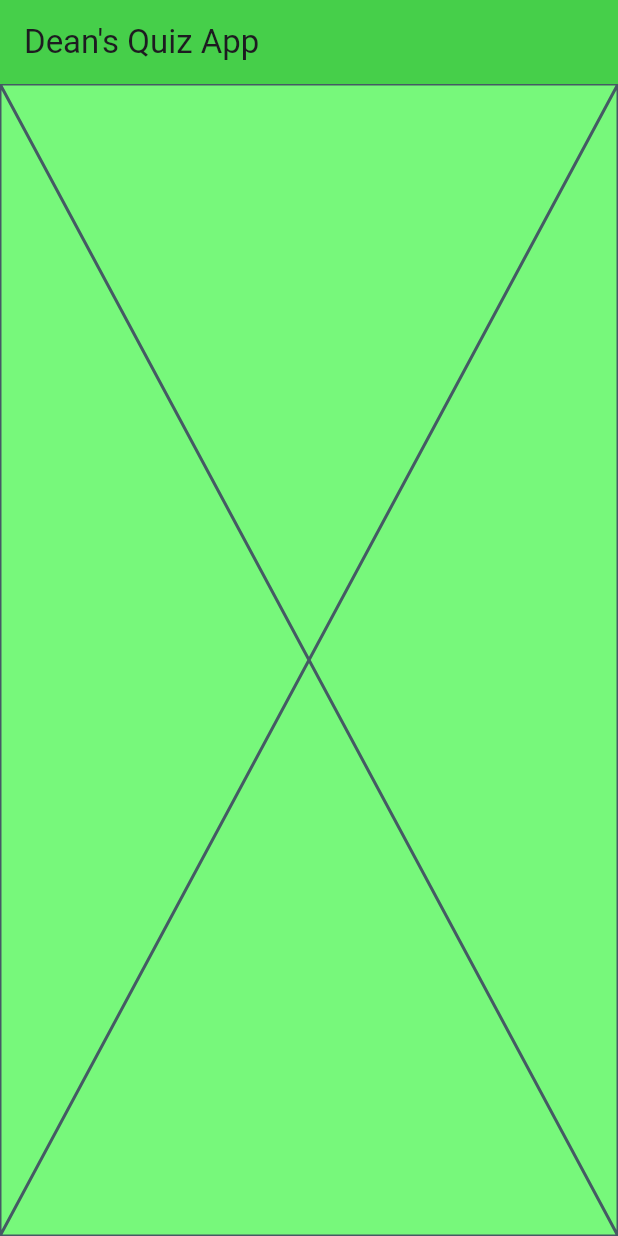
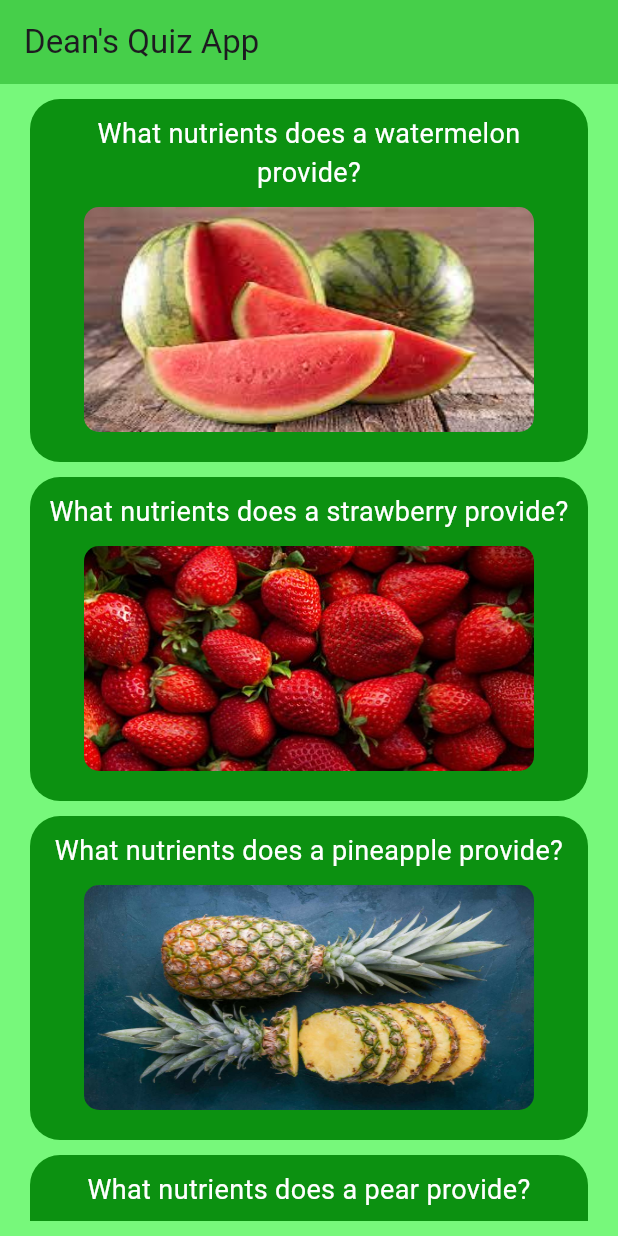
Before and after one commit to De4nWhit3/flutter_task13, a Flutter app: the screen it shows after launch, on a phone screen of 412 x 824 dp. Run offline on Flutter 3.47's test engine with Material 2 defaults, Android fonts, the phone set to English and light mode, and no system bars.

Commit message:
added most components

```diff
--- a/lib/main.dart
+++ b/lib/main.dart
@@ -37,7 +37,15 @@ class _MyHomePageState extends State<MyHomePage> {
         backgroundColor: const Color.fromARGB(255, 70, 207, 74),
         title: Text(widget.title),
       ),
-      body: QuestionScreenWidget(),
+      body: Padding(
+        padding: const EdgeInsets.only(
+          top: 10.0,
+          bottom: 10.0,
+          left: 20,
+          right: 20,
+        ),
+        child: QuestionScreenWidget(),
+      ),
       backgroundColor: const Color.fromARGB(255, 119, 248, 123),
     );
   }
--- a/lib/widgets/question_screen_widget.dart
+++ b/lib/widgets/question_screen_widget.dart
@@ -9,13 +9,94 @@ class QuestionScreenWidget extends StatefulWidget {
     super.key,
   }) {
     questions.add(Question(
-        question: 'question',
-        category: 'category',
-        imageURL: 'imageURL',
+        question: 'What nutrients does a watermelon provide?',
+        category: 'fruit',
+        imageURL: 'assets/watermelon.jpeg',
         answers: [
-          Answer(answer: 'answer', isCorrect: true),
-          Answer(answer: 'answer', isCorrect: true),
-          Answer(answer: 'answer', isCorrect: true),
+          Answer(answer: 'option 1', isCorrect: true),
+          Answer(answer: 'option 2', isCorrect: true),
+          Answer(answer: 'option 3', isCorrect: true),
+        ]));
+    questions.add(Question(
+        question: 'What nutrients does a strawberry provide?',
+        category: 'fruit',
+        imageURL: 'assets/strawberry.jpg',
+        answers: [
+          Answer(answer: 'option 1', isCorrect: true),
+          Answer(answer: 'option 2', isCorrect: true),
+          Answer(answer: 'option 3', isCorrect: true),
+        ]));
+    questions.add(Question(
+        question: 'What nutrients does a pineapple provide?',
+        category: 'fruit',
+        imageURL: 'assets/pineapple.jpg',
+        answers: [
+          Answer(answer: 'option 1', isCorrect: true),
+          Answer(answer: 'option 2', isCorrect: true),
+          Answer(answer: 'option 3', isCorrect: true),
+        ]));
+    questions.add(Question(
+        question: 'What nutrients does a pear provide?',
+        category: 'fruit',
+        imageURL: 'assets/pear.jpg',
+        answers: [
+          Answer(answer: 'option 1', isCorrect: true),
+          Answer(answer: 'option 2', isCorrect: true),
+          Answer(answer: 'option 3', isCorrect: true),
+        ]));
+    questions.add(Question(
+        question: 'What nutrients does a peach provide?',
+        category: 'fruit',
+        imageURL: 'assets/peach.jpg',
+        answers: [
+          Answer(answer: 'option 1', isCorrect: true),
+          Answer(answer: 'option 2', isCorrect: true),
+          Answer(answer: 'option 3', isCorrect: true),
+        ]));
+    questions.add(Question(
+        question: 'What nutrients does a orange provide?',
+        category: 'fruit',
+        imageURL: 'assets/orange.jpg',
+        answers: [
+          Answer(answer: 'option 1', isCorrect: true),
+          Answer(answer: 'option 2', isCorrect: true),
+          Answer(answer: 'option 3', isCorrect: true),
+        ]));
+    questions.add(Question(
+        question: 'What nutrients does a cantaloupe provide?',
+        category: 'fruit',
+        imageURL: 'assets/cantaloupe.jpg',
+        answers: [
+          Answer(answer: 'option 1', isCorrect: true),
+          Answer(answer: 'option 2', isCorrect: true),
+          Answer(answer: 'option 3', isCorrect: true),
+        ]));
+    questions.add(Question(
+        question: 'What nutrients does a blueberry provide?',
+        category: 'fruit',
+        imageURL: 'assets/blueberry.jpg',
+        answers: [
+          Answer(answer: 'option 1', isCorrect: true),
+          Answer(answer: 'option 2', isCorrect: true),
+          Answer(answer: 'option 3', isCorrect: true),
+        ]));
+    questions.add(Question(
+        question: 'What nutrients does a banana provide?',
+        category: 'fruit',
+        imageURL: 'assets/banana.jpg',
+        answers: [
+          Answer(answer: 'option 1', isCorrect: true),
+          Answer(answer: 'option 2', isCorrect: true),
+          Answer(answer: 'option 3', isCorrect: true),
+        ]));
+    questions.add(Question(
+        question: 'What nutrients does an apple provide?',
+        category: 'fruit',
+        imageURL: 'assets/apple.jpg',
+        answers: [
+          Answer(answer: 'option 1', isCorrect: true),
+          Answer(answer: 'option 2', isCorrect: true),
+          Answer(answer: 'option 3', isCorrect: true),
         ]));
   }
 
@@ -26,6 +107,57 @@ class QuestionScreenWidget extends StatefulWidget {
 class _QuestionScreenWidgetState extends State<QuestionScreenWidget> {
   @override
   Widget build(BuildContext context) {
-    return const Placeholder();
+    return ListView.separated(
+      separatorBuilder: (context, index) {
+        return const SizedBox(
+          height: 10,
+        );
+      },
+      itemCount: widget.questions.length,
+      itemBuilder: (context, index) {
+        Question question = widget.questions[index];
+        return Container(
+          padding: const EdgeInsets.all(10),
+          decoration: const BoxDecoration(
+            color: Color.fromARGB(255, 12, 145, 17),
+            borderRadius: BorderRadius.all(Radius.circular(20)),
+          ),
+          child: Column(
+            children: [
+              Text(
+                question.question,
+                textAlign: TextAlign.center,
+                style: const TextStyle(
+                  color: Colors.white,
+                  fontSize: 18,
+                ),
+              ),
+              const SizedBox(
+                height: 10,
+              ),
+              Container(
+                decoration: const BoxDecoration(
+                  borderRadius: BorderRadius.all(
+                    Radius.circular(10),
+                  ),
+                ),
+                height: 150,
+                width: 300,
+                clipBehavior: Clip.antiAlias,
+                child: Image(
+                  image: AssetImage(question.imageURL),
+                  fit: BoxFit.fill,
+                  height: double.infinity,
+                  width: double.infinity,
+                ),
+              ),
+              const SizedBox(
+                height: 10,
+              ),
+            ],
+          ),
+        );
+      },
+    );
   }
 }
```
Also changed, not shown: pubspec.yaml (+11 -3 lines), assets/apple.jpg (added), assets/banana.jpg (added), assets/blueberry.jpg (added), assets/cantaloupe.jpg (added), assets/orange.jpg (added), assets/peach.jpg (added), assets/pear.jpg (added), assets/pineapple.jpg (added), assets/strawberry.jpg (added), assets/watermelon.jpeg (added).
